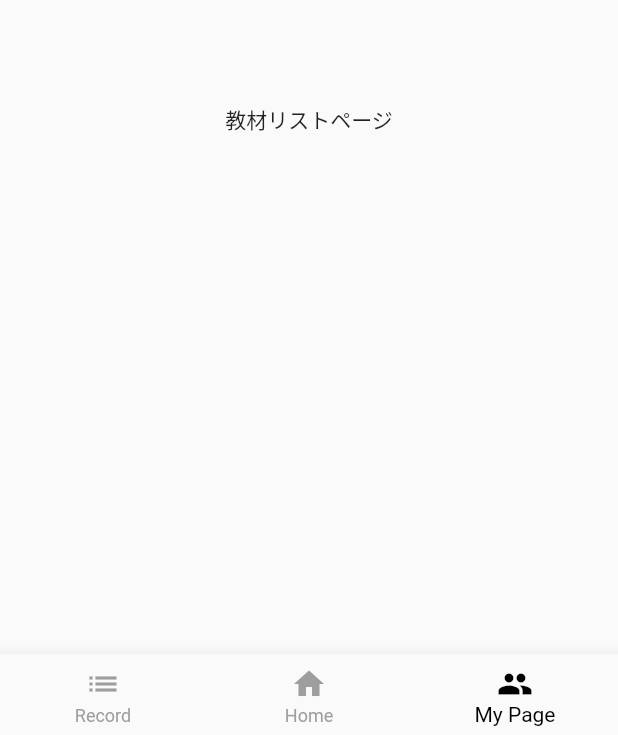
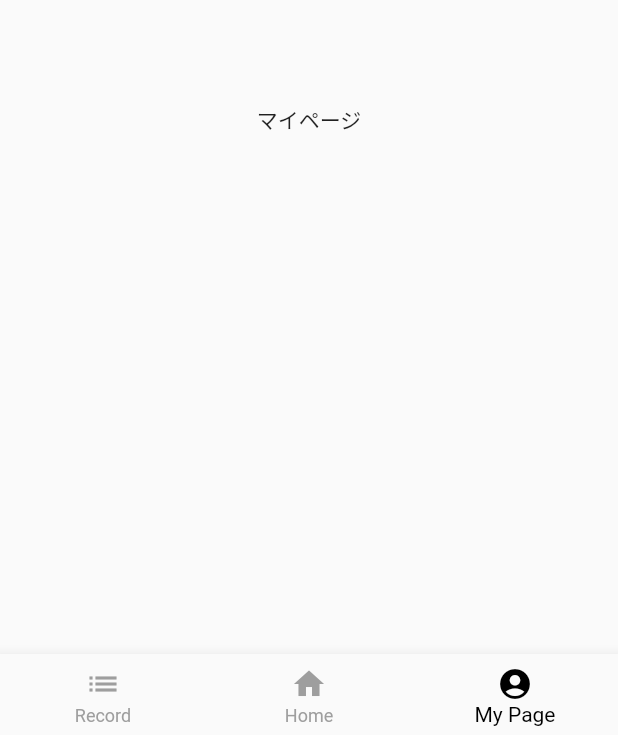
Before and after one commit to trm11tkr/learning-management-app, a Flutter app: the screen it shows after launch, item 3 of the bottom bar chosen, on a phone screen of 412 x 824 dp. Shown: the part 498-1233 px from the top of the screen. Run offline on Flutter 3.47's test engine with Material 2 defaults, Android fonts, the phone set to English and light mode, and no system bars; our stand-ins replace freezed_annotation, hooks_riverpod.

Commit message:
ページ名などの修正

```diff
--- a/lib/presentation/pages/learning_record_page.dart
+++ b/lib/presentation/pages/my_page.dart
@@ -1,13 +1,13 @@
 import 'package:flutter/material.dart';
 
-class LearningRecordPage extends StatelessWidget {
-  const LearningRecordPage({Key? key}) : super(key: key);
+class MyPage extends StatelessWidget {
+  const MyPage({Key? key}) : super(key: key);
 
   @override
   Widget build(BuildContext context) {
     return Scaffold(
       body: const Center(
-        child: Text('学習記録確認ページ'),
+        child: Text('マイページ'),
       ),
     );
   }
--- a/lib/presentation/pages/tabs_page.dart
+++ b/lib/presentation/pages/tabs_page.dart
@@ -2,17 +2,17 @@ import 'package:flutter/material.dart';
 import 'package:hooks_riverpod/hooks_riverpod.dart';
 
 import '../../provider/tab_type_provider.dart';
-import '../pages/home_page.dart';
-import '../pages/learning_record_page.dart';
-import '../pages/materials_page.dart';
+import './home_page.dart';
+import './my_page.dart';
+import './materials_page.dart';
 
 class TabsPage extends ConsumerWidget {
   const TabsPage({Key? key}) : super(key: key);
 
   final List<Map<String, dynamic>> _pages = const [
-    {'page': LearningRecordPage(), 'title': '学習記録'},
+    {'page': MaterialsPage(), 'title': '教材ページ'},
     {'page': HomePage(), 'title': 'ホーム'},
-    {'page': MaterialsPage(), 'title': 'マイページ'}
+    {'page': MyPage(), 'title': 'マイページ'}
   ];
 
   @override
@@ -36,7 +36,7 @@ class TabsPage extends ConsumerWidget {
             label: 'Home',
           ),
           BottomNavigationBarItem(
-            icon: Icon(Icons.people),
+            icon: Icon(Icons.account_circle),
             label: 'My Page',
           ),
         ],
```
Also changed, not shown: 2 other files.
